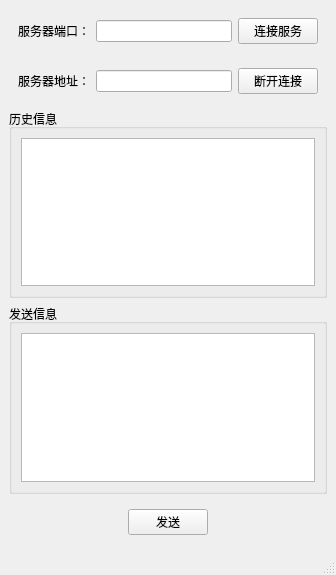
The window that cpp/QTAPP_TCPClient/main_window.ui (laixhe/laixhe-log) describes before a commit, drawn with Qt 5.
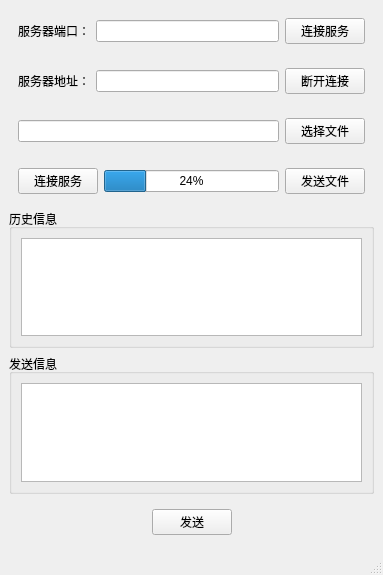
The same window after the commit.

```diff
--- a/cpp/QTAPP_TCPClient/main_window.ui
+++ b/cpp/QTAPP_TCPClient/main_window.ui
@@ -6,7 +6,7 @@
    <rect>
     <x>0</x>
     <y>0</y>
-    <width>336</width>
+    <width>383</width>
     <height>575</height>
    </rect>
   </property>
@@ -61,6 +61,49 @@
       </layout>
      </widget>
     </item>
+    <item>
+     <widget class="QWidget" name="widget_4" native="true">
+      <layout class="QHBoxLayout" name="horizontalLayout_5">
+       <item>
+        <widget class="QLineEdit" name="filePath"/>
+       </item>
+       <item>
+        <widget class="QPushButton" name="selFile">
+         <property name="text">
+          <string>选择文件</string>
+         </property>
+        </widget>
+       </item>
+      </layout>
+     </widget>
+    </item>
+    <item>
+     <widget class="QWidget" name="widget_5" native="true">
+      <layout class="QHBoxLayout" name="horizontalLayout_7">
+       <item>
+        <widget class="QPushButton" name="connectFileServer">
+         <property name="text">
+          <string>连接服务</string>
+         </property>
+        </widget>
+       </item>
+       <item>
+        <widget class="QProgressBar" name="progressBar">
+         <property name="value">
+          <number>24</number>
+         </property>
+        </widget>
+       </item>
+       <item>
+        <widget class="QPushButton" name="sendFile">
+         <property name="text">
+          <string>发送文件</string>
+         </property>
+        </widget>
+       </item>
+      </layout>
+     </widget>
+    </item>
     <item>
      <widget class="QGroupBox" name="groupBox">
       <property name="title">
```
Left out of the diff: 2 changed lines with no effect on the pictures.
